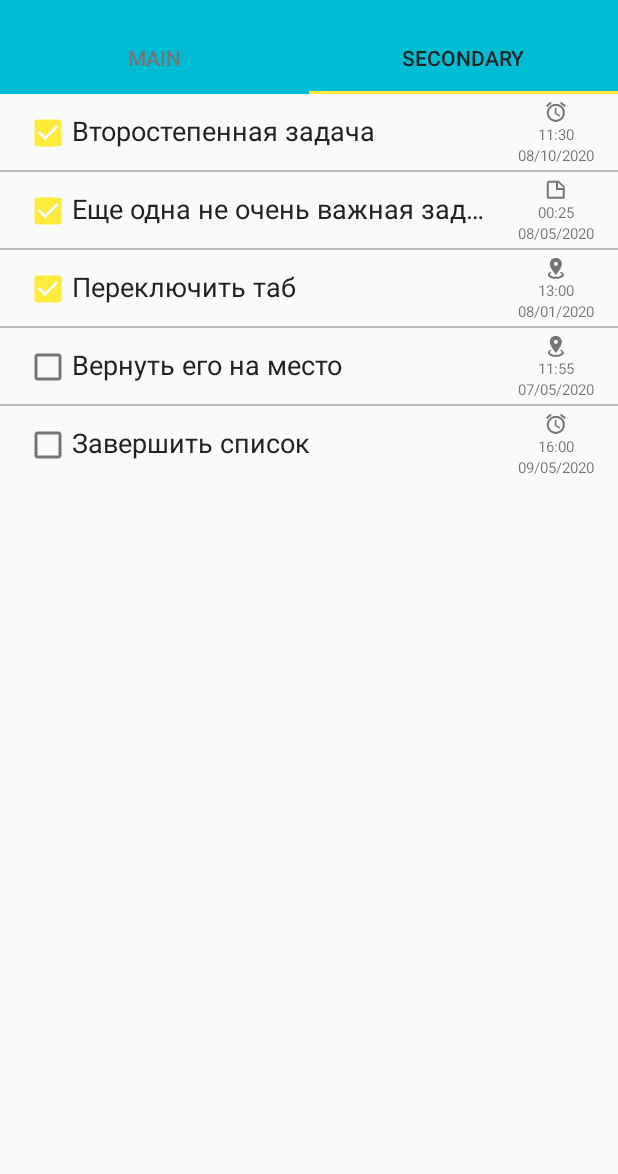
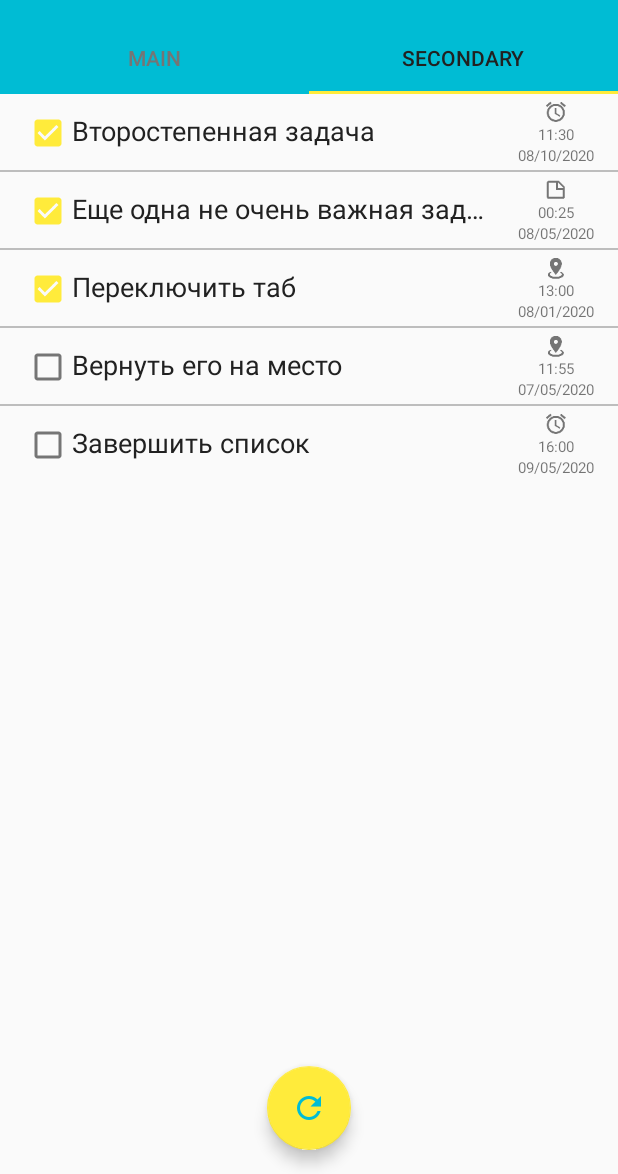
Before and after one commit to udenfox/KSInternshipDemo2020, an Android app: the screen it shows after launch (MainActivity), tab 2 chosen, on a phone screen of 412 x 824 dp, the part 62-1236 px from its top. Run offline under Robolectric (Android 15) with nearby library versions, the phone set to English and light mode, and no system bars.

```diff
--- a/app/src/main/java/com/keepsolid/ksinternshipdemo2020/utils/TaskLoader.java
+++ b/app/src/main/java/com/keepsolid/ksinternshipdemo2020/utils/TaskLoader.java
@@ -40,7 +40,7 @@ public class TaskLoader {
 
     public TaskItem loadTaskItemByIndex(int index) {
         try {
-            Thread.sleep(new Random().nextInt(6500));
+            Thread.sleep(new Random().nextInt(2000));
         } catch (InterruptedException e) {
             e.printStackTrace();
             Thread.currentThread().interrupt();
--- a/app/src/main/res/layout/activity_main.xml
+++ b/app/src/main/res/layout/activity_main.xml
@@ -26,16 +26,46 @@
         app:layout_constraintBottom_toBottomOf="parent"
         app:layout_constraintTop_toBottomOf="@+id/main_tabs" />
 
-    <ProgressBar
-        android:id="@+id/pb_progress"
+    <com.google.android.material.floatingactionbutton.FloatingActionButton
+        android:id="@+id/btn_refresh"
         android:layout_width="wrap_content"
         android:layout_height="wrap_content"
-        android:indeterminate="true"
+        android:layout_marginBottom="16dp"
+        android:src="@drawable/ic_refresh_white_24dp"
+        android:tint="@color/primary"
+        app:layout_constraintBottom_toBottomOf="@+id/rv_recycler"
+        app:layout_constraintEnd_toEndOf="parent"
+        app:layout_constraintStart_toStartOf="parent" />
+
+    <LinearLayout
+        android:id="@+id/loader_block"
+        android:layout_width="wrap_content"
+        android:layout_height="wrap_content"
+        android:gravity="center"
+        android:orientation="vertical"
         android:visibility="gone"
-        app:layout_constraintBottom_toBottomOf="@+id/rv_recycler"
-        app:layout_constraintEnd_toEndOf="@+id/rv_recycler"
-        app:layout_constraintStart_toStartOf="@+id/rv_recycler"
-        app:layout_constraintTop_toTopOf="@+id/rv_recycler" />
+        app:layout_constraintBottom_toBottomOf="parent"
+        app:layout_constraintEnd_toEndOf="parent"
+        app:layout_constraintStart_toStartOf="parent"
+        app:layout_constraintTop_toTopOf="parent">
+
+        <ProgressBar
+            android:id="@+id/pb_progress"
+            style="?android:attr/progressBarStyleHorizontal"
+            android:layout_width="200dp"
+            android:layout_height="wrap_content"
+            android:indeterminate="false"
+            android:max="100" />
+
+        <androidx.appcompat.widget.AppCompatTextView
+            android:id="@+id/tv_progress"
+            android:textAlignment="center"
+            android:layout_width="match_parent"
+            android:layout_height="wrap_content"
+            android:layout_marginTop="8dp"
+            android:text="0%" />
+
+    </LinearLayout>
 
 
 </androidx.constraintlayout.widget.ConstraintLayout>
```
Also changed, not shown: app/src/main/java/com/keepsolid/ksinternshipdemo2020/activity/MainActivity.java (+79 -17 lines), app/src/main/res/drawable-hdpi/ic_plus_white_24dp.png (added), app/src/main/res/drawable-hdpi/ic_refresh_black_18dp.png (added), app/src/main/res/drawable-hdpi/ic_refresh_white_24dp.png (added), app/src/main/res/drawable-mdpi/ic_plus_white_24dp.png (added), app/src/main/res/drawable-mdpi/ic_refresh_black_18dp.png (added), app/src/main/res/drawable-mdpi/ic_refresh_white_24dp.png (added), app/src/main/res/drawable-xhdpi/ic_plus_white_24dp.png (added), app/src/main/res/drawable-xhdpi/ic_refresh_black_18dp.png (added), app/src/main/res/drawable-xhdpi/ic_refresh_white_24dp.png (added), app/src/main/res/drawable-xxhdpi/ic_plus_white_24dp.png (added), app/src/main/res/drawable-xxhdpi/ic_refresh_black_18dp.png (added), app/src/main/res/drawable-xxhdpi/ic_refresh_white_24dp.png (added), app/src/main/res/drawable-xxxhdpi/ic_plus_white_24dp.png (added), 1 more files.
